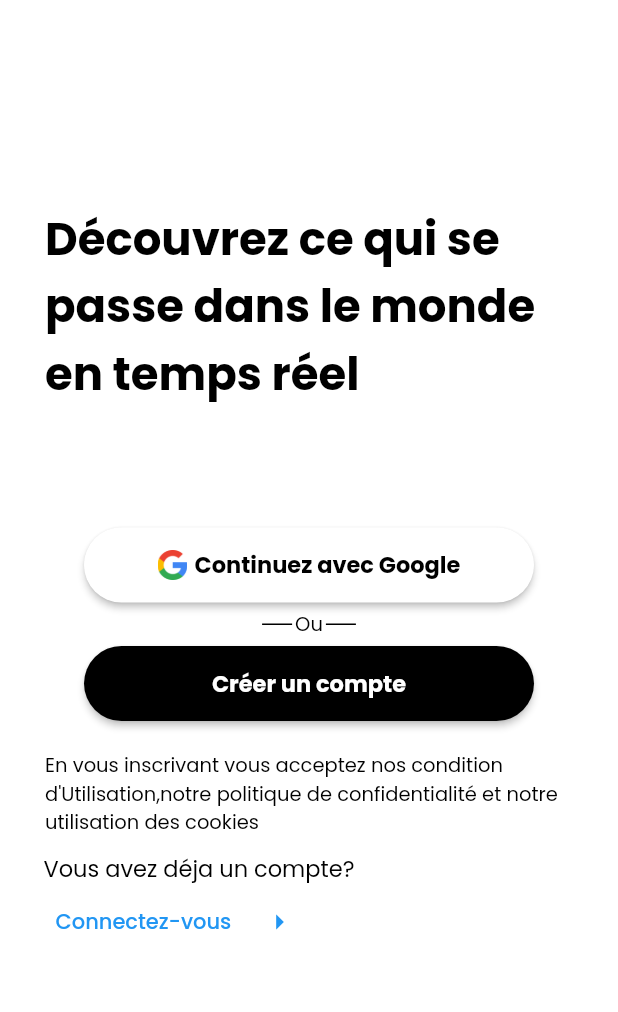
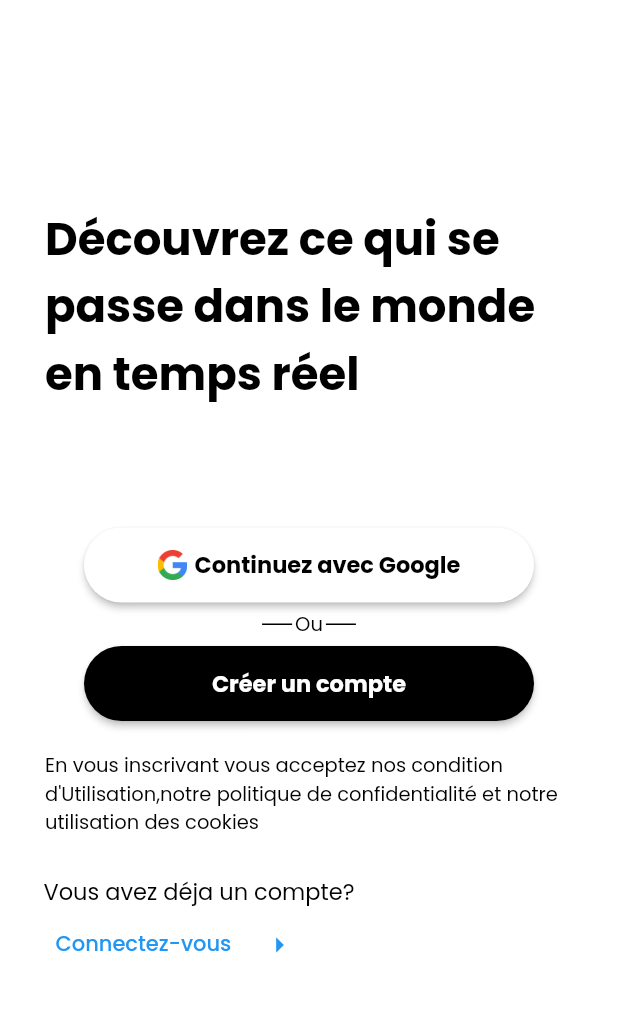
Before and after one commit to TIENTCHEUisrael/TILweet, a Flutter app: the screen it shows after launch, on a phone screen of 412 x 824 dp, the part 59-1071 px from its top. Run offline on Flutter 3.47's test engine with Material 2 defaults, Android fonts, the phone set to English and light mode, and no system bars; our stand-ins replace flutter_spinkit, google_fonts.

```diff
--- /dev/null
+++ b/lib/components/routes/route_name.dart
@@ -0,0 +1,3 @@
+const String homeRoute = "home";
+const String authentificationAdd = 'inscription';
+const String authentificationlog = 'connexion';
--- a/lib/components/screens/Authentification/authentificationPage1.dart
+++ b/lib/components/screens/Authentification/authentificationPage1.dart
@@ -2,6 +2,7 @@ import 'package:flutter/material.dart';
 import 'package:google_fonts/google_fonts.dart';
 import 'package:twitter_clone/components/widgets/textWidget.dart';
 import 'package:twitter_clone/constant/colors.dart';
+import 'package:twitter_clone/components/routes/route_name.dart';
 
 class AuthPage1 extends StatefulWidget {
   const AuthPage1({super.key});
@@ -129,7 +130,9 @@ class _AuthPage1State extends State<AuthPage1> {
                 ),
               ),
               ElevatedButton(
-                onPressed: () {},
+                onPressed: () {
+                  Navigator.pushNamed(context, authentificationAdd);
+                },
                 style: ElevatedButton.styleFrom(
                   backgroundColor: black,
                   fixedSize: const Size(300, 50),
@@ -164,10 +167,7 @@ class _AuthPage1State extends State<AuthPage1> {
                 ),
               ),
               Container(
-                margin: const EdgeInsets.symmetric(
-                  vertical: 5,
-                  horizontal: 14,
-                ),
+                margin: const EdgeInsets.only(top: 20, left: 14, right: 14),
                 child: Column(
                   children: [
                     Row(
--- a/lib/components/widgets/textWidget.dart
+++ b/lib/components/widgets/textWidget.dart
@@ -4,14 +4,11 @@ import '../../constant/colors.dart';
 
 class TextWidget extends StatelessWidget {
   String text;
-  double size;
+  double? size;
   Color color;
   FontWeight? fontWeight;
   TextWidget(
-      {required this.text,
-      required this.color,
-      required this.size,
-      this.fontWeight});
+      {required this.text, required this.color, this.size, this.fontWeight});
 
   @override
   Widget build(BuildContext context) {
--- a/lib/constant/colors.dart
+++ b/lib/constant/colors.dart
@@ -2,3 +2,4 @@ import 'package:flutter/material.dart';
 
 const Color black = Colors.black;
 const Color white = Colors.white;
+const Color grey = Colors.grey;
--- a/lib/main.dart
+++ b/lib/main.dart
@@ -1,5 +1,7 @@
 import 'package:flutter/material.dart';
 import 'package:twitter_clone/components/screens/splashScreen.dart';
+
+import 'components/routes/custum_routes.dart';
 
 void main() {
   runApp(const MyApp());
@@ -13,6 +15,7 @@ class MyApp extends StatelessWidget {
       debugShowCheckedModeBanner: false,
       title: 'TILWeet',
       home: SplashScreen(),
+      onGenerateRoute: CustomRoute.allRoutes,
     );
   }
 }
--- a/pubspec.yaml
+++ b/pubspec.yaml
@@ -66,7 +66,6 @@ flutter:
   # To add assets to your application, add an assets section, like this:
   assets:
     - assets/images/png/
-    - assets/images/svg/
     - assets/t.png
 
   # An image asset can refer to one or more resolution-specific "variants", see
```
Also changed, not shown: lib/components/routes/custum_routes.dart (added, +17 -0 lines), lib/components/screens/Authentification/authentificationPage2.dart (+11 -1 lines), lib/notfound.dart (added, +19 -0 lines).
